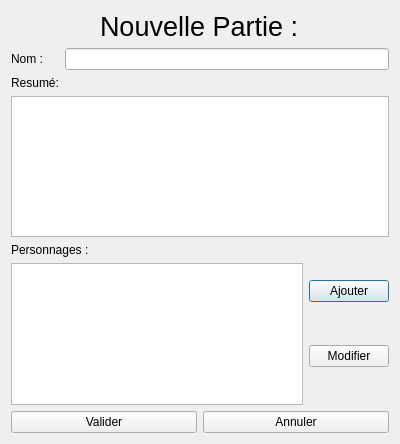
Above: fenetre/formNouvellePartie.ui from helarion/Application-JDR before the change. Below: the same form after it.
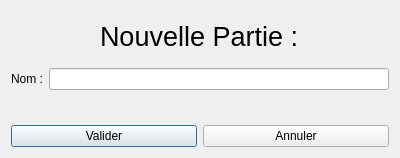
That is the form after the change.

Patch:
```diff
--- a/fenetre/formNouvellePartie.ui
+++ b/fenetre/formNouvellePartie.ui
@@ -7,7 +7,7 @@
     <x>0</x>
     <y>0</y>
     <width>400</width>
-    <height>444</height>
+    <height>158</height>
    </rect>
   </property>
   <property name="windowTitle">
@@ -43,58 +43,6 @@
      </item>
      <item row="0" column="1">
       <widget class="QLineEdit" name="nomPartie"/>
-     </item>
-     <item row="2" column="0">
-      <widget class="QLabel" name="label_4">
-       <property name="text">
-        <string>Resumé:</string>
-       </property>
-      </widget>
-     </item>
-     <item row="3" column="0" colspan="2">
-      <widget class="QTextEdit" name="resumePartie"/>
-     </item>
-    </layout>
-   </item>
-   <item>
-    <layout class="QHBoxLayout" name="horizontalLayout">
-     <property name="rightMargin">
-      <number>0</number>
-     </property>
-     <item>
-      <layout class="QVBoxLayout" name="verticalLayout_2">
-       <property name="rightMargin">
-        <number>0</number>
-       </property>
-       <item>
-        <widget class="QLabel" name="label_5">
-         <property name="text">
-          <string>Personnages :</string>
-         </property>
-        </widget>
-       </item>
-       <item>
-        <widget class="QListWidget" name="listPersonnage"/>
-       </item>
-      </layout>
-     </item>
-     <item>
-      <layout class="QVBoxLayout" name="verticalLayout">
-       <item>
-        <widget class="QPushButton" name="ajouterPersonnageButton">
-         <property name="text">
-          <string>Ajouter</string>
-         </property>
-        </widget>
-       </item>
-       <item>
-        <widget class="QPushButton" name="modifierPersonnageButton">
-         <property name="text">
-          <string>Modifier</string>
-         </property>
-        </widget>
-       </item>
-      </layout>
      </item>
     </layout>
    </item>
```
